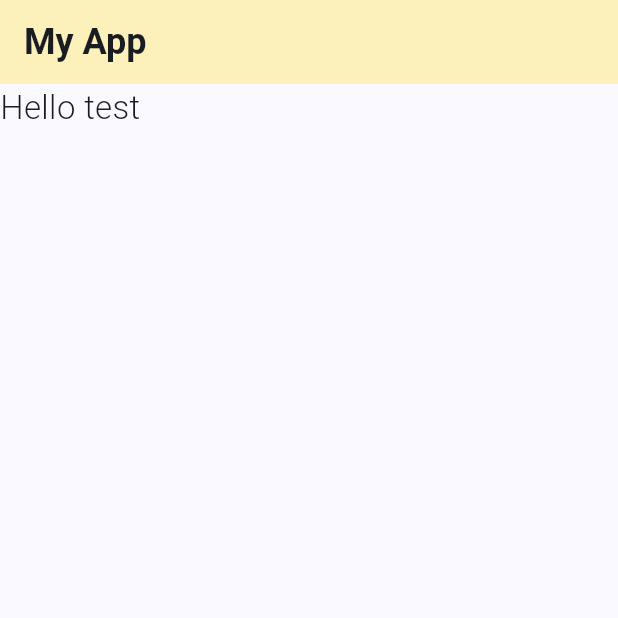
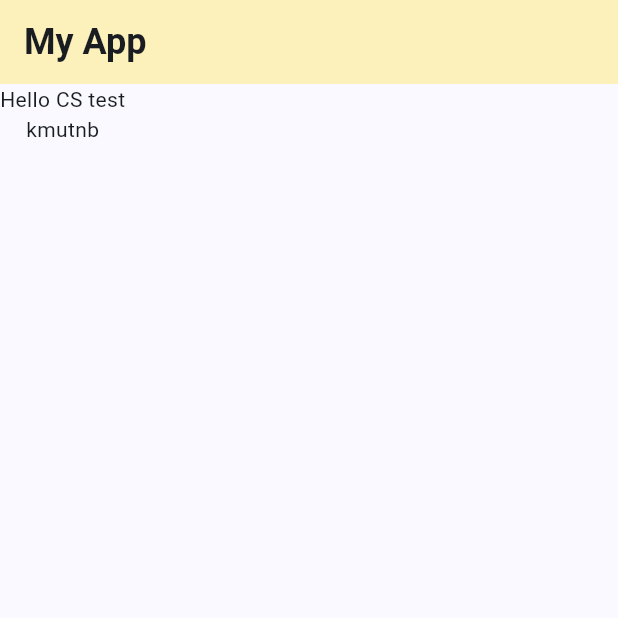
Before and after one commit to Athichanun/mobie_develop, a Flutter app: the screen it shows after launch, on a phone screen of 412 x 824 dp, the top half of it. Run offline on Flutter 3.47's test engine with Material 3 defaults, Android fonts, the phone set to English and light mode, and no system bars.

Commit message:
second week

```diff
--- a/lib/main.dart
+++ b/lib/main.dart
@@ -33,8 +33,12 @@ class MyApp extends StatelessWidget {
           title: Text('My App',
               style: TextStyle(fontSize: 24, fontWeight: FontWeight.bold)),
         ),
-        body: Text('Hello test',
-            style: TextStyle(fontSize: 22, fontWeight: FontWeight.w300)),
+        body: Column(children: [
+          Text('Hello CS test'),
+          Text('kmutnb'),
+        ])
+            // Text('Hello test',
+            // style: TextStyle(fontSize: 22, fontWeight: FontWeight.w300)),
       ),
     );
   }
```
